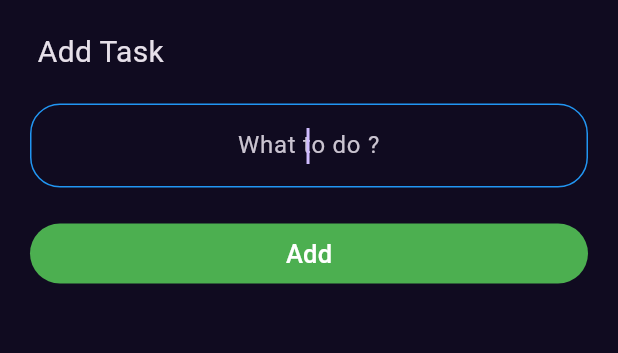
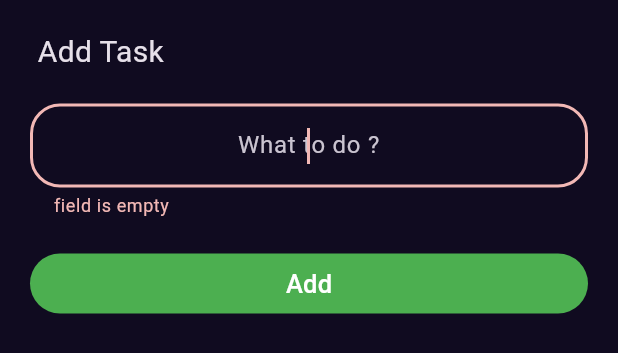
Before and after one commit to mohandalnjjar/CodeRise, a Flutter app: the ShowModalButtomSheet widget shown alone on an empty page, opened directly, after a tap on "Add", on a phone screen of 412 x 824 dp. Shown: the top 353 px of the screen. Run offline on Flutter 3.47's test engine with Material 3 defaults, Android fonts, the light colour scheme and no system bars; our stand-ins replace bloc, cached_network_image, dartz, dio, flutter_bloc, font_awesome_flutter and 3 more; network calls fail.

Commit message:
validate user uinput uin modal buttom sheet for to do featrue finished

```diff
--- /dev/null
+++ b/lib/features/to_do_feature/widgets/custom_text_form_field.dart
@@ -0,0 +1,45 @@
+import 'package:flutter/material.dart';
+
+class CustomTextFromField extends StatelessWidget {
+  const CustomTextFromField({
+    super.key,
+    required this.hint,
+    this.onSaved,
+  });
+  final String hint;
+  final void Function(String?)? onSaved;
+  @override
+  Widget build(BuildContext context) {
+    return TextFormField(
+      onSaved: onSaved,
+      validator: (value) {
+        if (value?.isEmpty ?? true) {
+          return 'field is empty';
+        } else {
+          return null;
+        }
+      },
+      autofocus: true,
+      textAlign: TextAlign.center,
+      decoration: InputDecoration(
+        hintText: hint,
+        enabledBorder: OutlineInputBorder(
+          borderRadius: BorderRadius.circular(20),
+          borderSide: const BorderSide(
+            color: Colors.white,
+          ),
+        ),
+        border: OutlineInputBorder(
+          borderRadius: BorderRadius.circular(20),
+          borderSide: const BorderSide(
+            color: Colors.white,
+          ),
+        ),
+        focusedBorder: OutlineInputBorder(
+          borderRadius: BorderRadius.circular(20),
+          borderSide: const BorderSide(color: Colors.blue),
+        ),
+      ),
+    );
+  }
+}
--- a/lib/features/to_do_feature/widgets/show_modal_buttom_sheet.dart
+++ b/lib/features/to_do_feature/widgets/show_modal_buttom_sheet.dart
@@ -1,20 +1,31 @@
 import 'package:flutter/material.dart';
-import 'package:flutter/widgets.dart';
 import 'package:learn_with_me/core/utils/constance.dart';
+import 'package:learn_with_me/features/to_do_feature/widgets/custom_text_form_field.dart';
 
-class ShowModalButtomSheet extends StatelessWidget {
+class ShowModalButtomSheet extends StatefulWidget {
   const ShowModalButtomSheet({
     super.key,
   });
 
   @override
+  State<ShowModalButtomSheet> createState() => _ShowModalButtomSheetState();
+}
+
+class _ShowModalButtomSheetState extends State<ShowModalButtomSheet> {
+  final GlobalKey<FormState> FormKey = GlobalKey();
+  AutovalidateMode autovalidateMode = AutovalidateMode.disabled;
+  String? title;
+  @override
   Widget build(BuildContext context) {
     return Container(
-      padding: EdgeInsets.all(20),
+      padding: const EdgeInsets.all(20),
       decoration: BoxDecoration(
         color: kPrimaryColor,
         borderRadius: BorderRadius.circular(20),
       ),
+      child: Form(
+        key: FormKey,
+        autovalidateMode: autovalidateMode,
         child: Column(
           crossAxisAlignment: CrossAxisAlignment.stretch,
           children: [
@@ -31,26 +42,23 @@ class ShowModalButtomSheet extends StatelessWidget {
               padding: const EdgeInsets.symmetric(
                 vertical: 20,
               ),
-            child: TextFormField(
-              autofocus: true,
-              textAlign: TextAlign.center,
-              decoration: InputDecoration(
-                hintText: 'What to do ?',
-                enabledBorder: OutlineInputBorder(
-                  borderRadius: BorderRadius.circular(20),
-                  borderSide: const BorderSide(
-                    color: Colors.white,
-                  ),
-                ),
-                focusedBorder: OutlineInputBorder(
-                  borderRadius: BorderRadius.circular(20),
-                  borderSide: const BorderSide(color: Colors.blue),
-                ),
-              ),
+              child: CustomTextFromField(
+                hint: 'What to do ?',
+                onSaved: (value) {
+                  title = value;
+                },
               ),
             ),
             TextButton(
-            onPressed: () {},
+              onPressed: () {
+                if (FormKey.currentState!.validate()) {
+                  FormKey.currentState!.save();
+                } else {
+                  setState(() {
+                    autovalidateMode = AutovalidateMode.always;
+                  });
+                }
+              },
               child: Text(
                 'Add',
                 style: TextStyle(
@@ -62,6 +70,7 @@ class ShowModalButtomSheet extends StatelessWidget {
             ),
           ],
         ),
+      ),
     );
   }
 }
```
Lines whose indentation alone changed are shown as unchanged.
